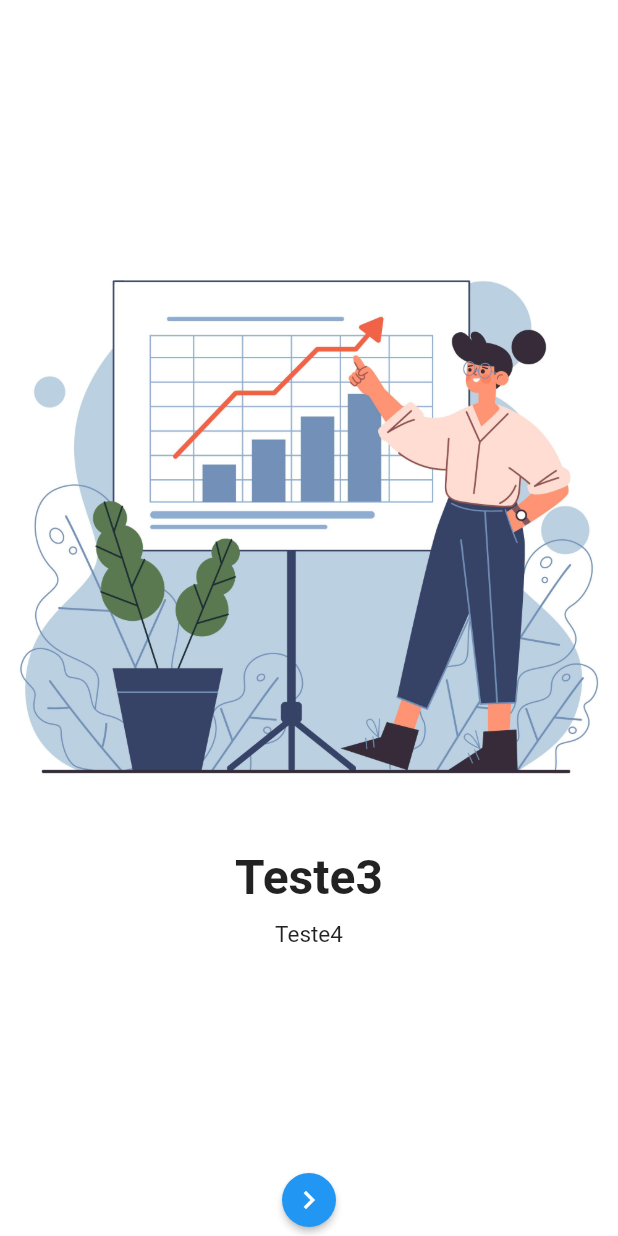
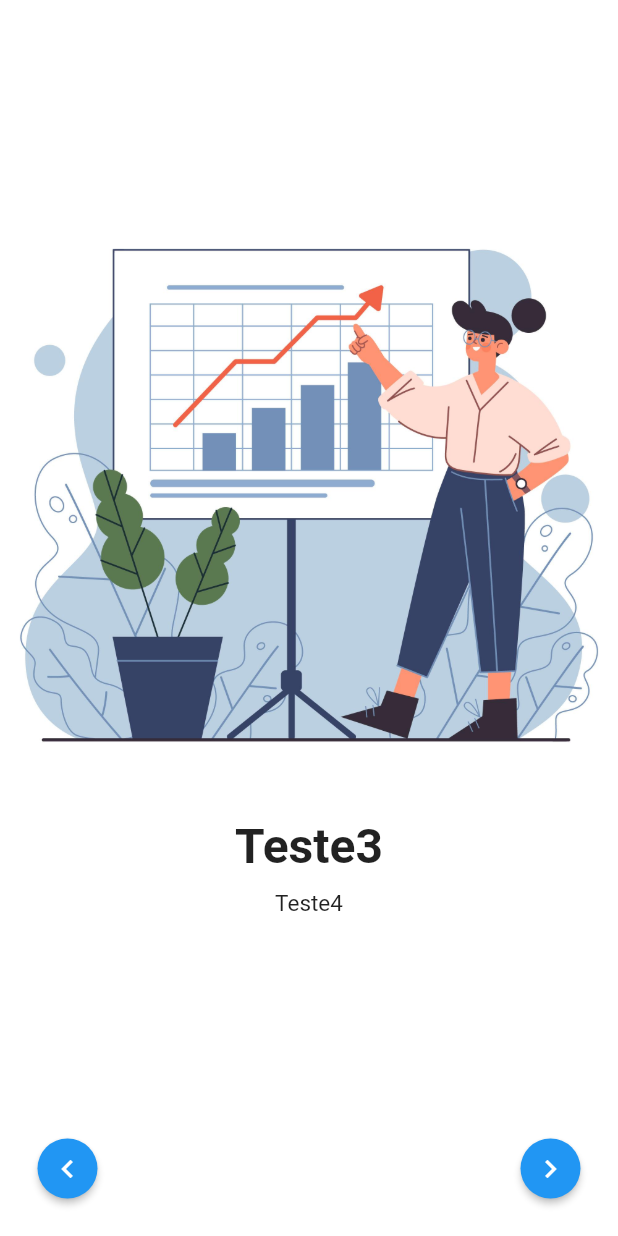
Before and after one commit to mrguisamuel/08-mobile-training, a Flutter app: the screen it shows after launch, after a tap on the "navigate next" icon, on a phone screen of 412 x 824 dp. Run offline on Flutter 3.47's test engine with Material 2 defaults, Android fonts, the phone set to English and light mode, and no system bars.

Commit message:
feat[onboarding]: two ElevatedButtons for swiping

```diff
--- a/madventure/lib/onboarding.dart
+++ b/madventure/lib/onboarding.dart
@@ -99,7 +99,35 @@ class _OnboardingState extends State<Onboarding> {
                 ]
               )
             ),
-            ElevatedButton(
+            Row(
+              mainAxisAlignment: MainAxisAlignment.spaceBetween,
+              children: <Widget>[
+                SizedBox(
+                  height: 90,
+                  width: 90,
+                  child: Padding(
+                    padding: EdgeInsets.symmetric(vertical: 25),
+                    child: ElevatedButton(
+                      onPressed: () => _pageController.previousPage(
+                        duration: const Duration(milliseconds: 200),
+                        curve: Curves.easeInOut
+                      ),
+                      style: ElevatedButton.styleFrom(
+                        shape: const CircleBorder()
+                      ),
+                      child: Icon(
+                        Icons.navigate_before,
+                        color: Colors.white
+                      )
+                    )
+                  )
+                ),
+                SizedBox(
+                  height: 90,
+                  width: 90,
+                  child: Padding(
+                    padding: EdgeInsets.symmetric(vertical: 25),
+                    child: ElevatedButton(
                       onPressed: () => _pageController.nextPage(
                         duration: const Duration(milliseconds: 200),
                         curve: Curves.easeInOut
@@ -112,6 +140,10 @@ class _OnboardingState extends State<Onboarding> {
                         color: Colors.white
                       )
                     )
+                  )
+                )
+              ]
+            )
           ]
         )
       )
```
Lines whose indentation alone changed are shown as unchanged.
